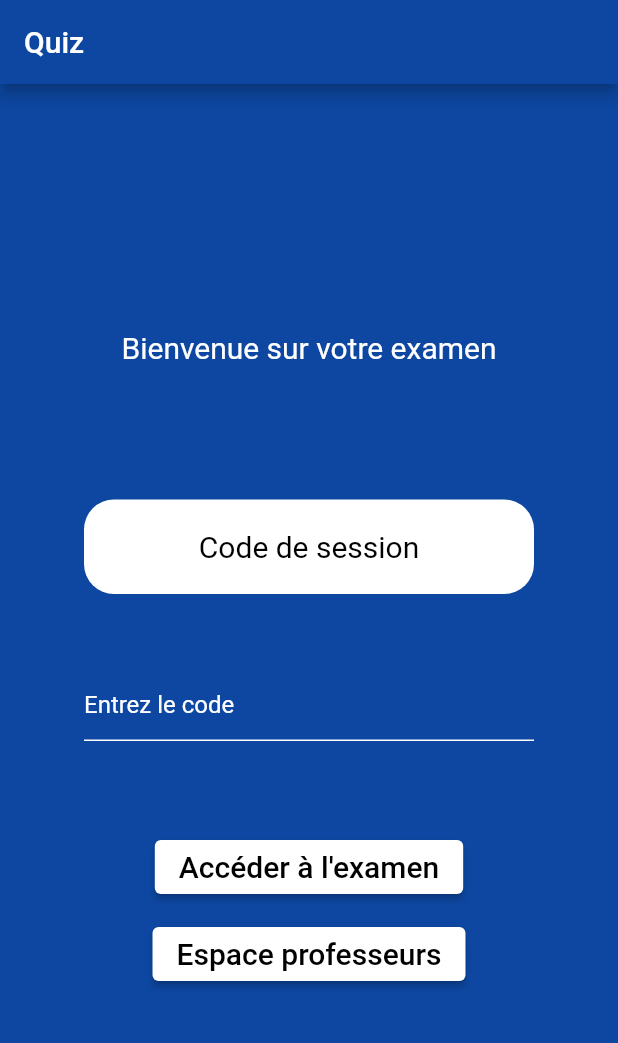
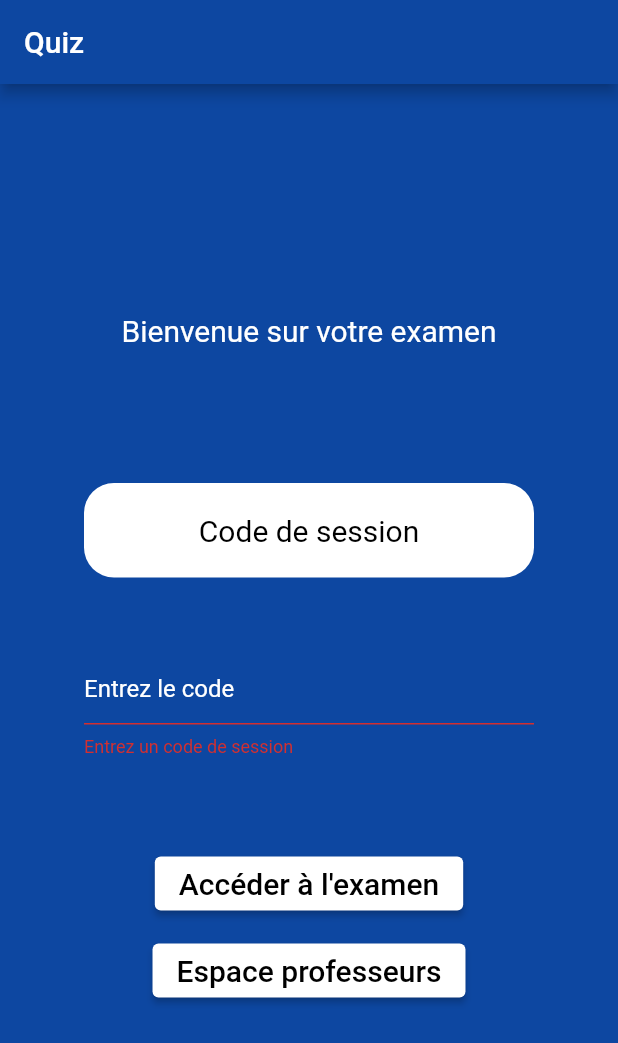
Before and after one commit to Thomaslgts/Flutter-QCM, a Flutter app: the screen it shows after launch, after a tap on "Accéder à l'examen", on a phone screen of 412 x 824 dp. Shown: the top 1043 px of the screen. Run offline on Flutter 3.47's test engine with Material 2 defaults, Android fonts, the phone set to English and light mode, and no system bars; our stand-ins replace timer_count_down.

```diff
--- a/lib/Question.dart
+++ b/lib/Question.dart
@@ -61,7 +61,7 @@
                           build: (_, double time) => Text(
                             time.toString(),
                             style: TextStyle(
-                              fontSize: 100,
+                              fontSize: 50,
                               color: Colors.white,
                             ),
                           ),
--- a/lib/Result.dart
+++ b/lib/Result.dart
@@ -29,7 +29,8 @@
           margin: const EdgeInsets.only(
             top: 100,
           ),
-                child: Column(children: [
+          child: Column(
+            children: [
               Padding(
                 padding: EdgeInsets.fromLTRB(20, 20, 20, 20),
               ),
@@ -59,8 +60,13 @@
                   primary: Colors.white,
                   onPrimary: Colors.black,
                 ),
-                      onPressed: () => {returntobase()})
-                ]))));
+                onPressed: () => {returntobase()},
+              ),
+            ],
+          ),
+        ),
+      ),
+    );
   }
 
   returntobase() {
--- a/lib/homepage.dart
+++ b/lib/homepage.dart
@@ -15,6 +15,7 @@
 
 class _HomePageState extends State<HomePage> {
   Future<Album> futureAlbum;
+  final _formKey = GlobalKey<FormState>();
 
   @override
   void initState() {
@@ -69,6 +70,10 @@
                       ),
                     ),
                   ),
+                  Form(
+                    key: _formKey,
+                    child: Column(
+                      children: <Widget>[
                         Container(
                           width: 300,
                           padding: EdgeInsets.only(
@@ -89,6 +94,12 @@
                                 borderSide: BorderSide(color: Colors.white),
                               ),
                             ),
+                            validator: (value) {
+                              if (value == null || value.isEmpty) {
+                                return 'Entrez un code de session';
+                              }
+                              return null;
+                            },
                           ),
                         ),
                         Container(
@@ -99,12 +110,15 @@
                               onPrimary: Colors.black,
                             ),
                             onPressed: () => {
+                              if (_formKey.currentState.validate())
+                                {
                                   setState(() {
                                     test = codeController.text;
                                     futureAlbum = fetchAlbum();
                                     print(test);
                                   }),
-                        if (codeController.text == snapshot.data.codeSession)
+                                  if (codeController.text ==
+                                      snapshot.data.codeSession)
                                     {
                                       Navigator.push(
                                         context,
@@ -122,10 +136,14 @@
                                       )
                                     }
                                 },
+                            },
                             child: const Text(
                               "Accéder à l'examen",
                               style: TextStyle(fontSize: 20),
                             ),
+                          ),
+                        ),
+                      ],
                     ),
                   ),
                   Container(
```
Lines whose indentation alone changed are shown as unchanged.
